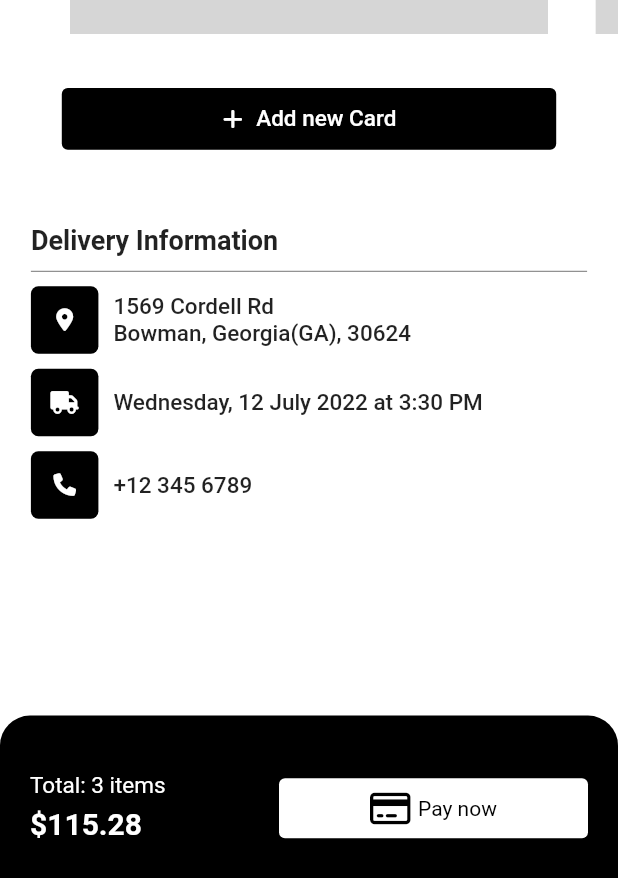
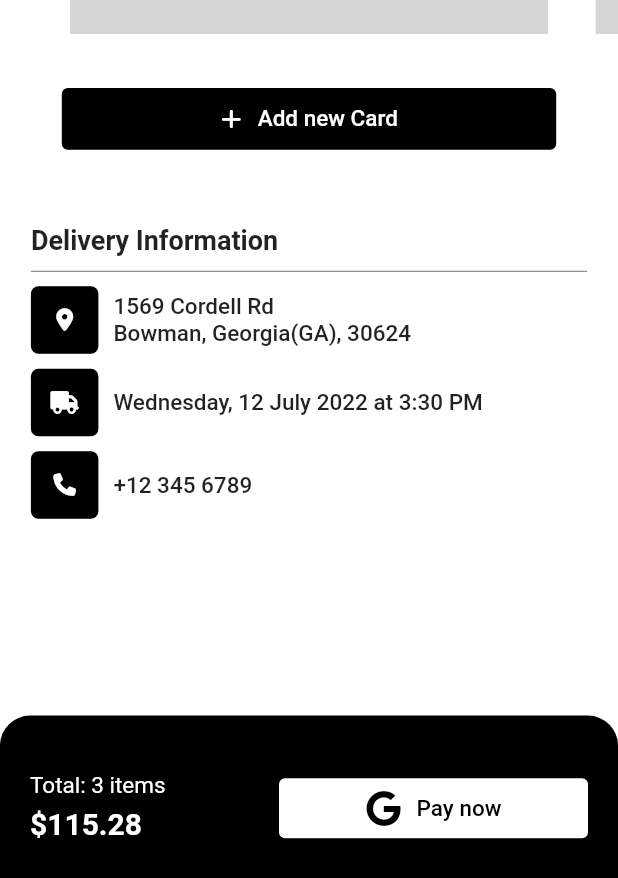
Before and after one commit to josmarsmp/stripe-payments-app, a Flutter app: the screen it shows after launch, on a phone screen of 412 x 824 dp. Shown: the part 335-1213 px from the top of the screen. Run offline on Flutter 3.47's test engine with Material 2 defaults, Android fonts, the phone set to English and light mode, and no system bars; drawn by our look-alikes of flutter_credit_card; our stand-ins replace animate_do, font_awesome_flutter; grey boxes are pictures that could not be loaded.

Commit message:
Refactor code, using custom buttons and constant colors

```diff
--- a/lib/data/credit_cards.dart
+++ b/lib/data/credit_cards.dart
@@ -1,4 +1,4 @@
-import 'package:stripe_app/models/creadit_card_model.dart';
+import 'package:stripe_app/models/credit_card_model.dart';
 
 final List<CreditCardModelCustom> creditCards = <CreditCardModelCustom>[
     CreditCardModelCustom(
--- a/lib/helpers/show_dialog.dart
+++ b/lib/helpers/show_dialog.dart
@@ -1,7 +1,7 @@
 part of 'helpers.dart';
 
-showCustomDialog(
-    {required BuildContext context, required Icon icon, required String title, required String message}) {
+void showCustomDialog(
+    {required BuildContext context, required Icon icon, required String title, required String message, Widget? buttonIcon, required VoidCallback onButtonPressed}) {
   showDialog(
       context: context,
       barrierColor: Colors.black38,
@@ -10,6 +10,8 @@ showCustomDialog(
                 title: title,
                 message: message,
                 icon: icon,
+                buttonIcon: buttonIcon,
+                onButtonPressed: onButtonPressed,
             )
           ));
 }
--- a/lib/pages/credit_card.dart
+++ b/lib/pages/credit_card.dart
@@ -1,7 +1,7 @@
 import 'package:flutter/material.dart';
 import 'package:flutter_credit_card/credit_card_widget.dart';
 
-import '../models/creadit_card_model.dart';
+import '../models/credit_card_model.dart';
 import '../widgets/home/resume_widget.dart';
 
 class CreditCardPage extends StatelessWidget {
--- a/lib/pages/home_page.dart
+++ b/lib/pages/home_page.dart
@@ -3,8 +3,10 @@ import 'package:flutter_credit_card/flutter_credit_card.dart';
 import 'package:font_awesome_flutter/font_awesome_flutter.dart';
 import 'package:stripe_app/data/credit_cards.dart';
 import 'package:stripe_app/helpers/helpers.dart';
-import 'package:stripe_app/models/creadit_card_model.dart';
+import 'package:stripe_app/models/credit_card_model.dart';
 import 'package:stripe_app/pages/credit_card.dart';
+import 'package:stripe_app/theme/constants.dart';
+import 'package:stripe_app/widgets/shared/custom_button.dart';
 
 import '../widgets/home/delivery_information.dart';
 import '../widgets/home/resume_widget.dart';
@@ -14,9 +16,8 @@ class HomePage extends StatelessWidget {
 
   @override
   Widget build(BuildContext context) {
-    final Size size = MediaQuery.of(context).size;
-    final double buttonHeight = size.height * 0.05;
-    final double buttonWidth = size.width * 0.8;
+    final double buttonHeight = getHeightByPercent(context, 5);
+    final double buttonWidth = getWidthByPercent(context, 80);
 
     return Scaffold(
         appBar: AppBar(title: const Text('Payment Method'), actions: <Widget>[
@@ -30,8 +31,8 @@ class HomePage extends StatelessWidget {
         body: Column(
           children: [
             SizedBox(
-              width: size.width,
-              height: size.height * 0.25,
+              width: getWidthByPercent(context, 100),
+              height: getHeightByPercent(context, 25),
               child: PageView.builder(
                   controller: PageController(
                     viewportFraction: 0.85,
@@ -67,27 +68,21 @@ class HomePage extends StatelessWidget {
             SizedBox(
               width: buttonWidth,
               height: buttonHeight,
-              child: TextButton.icon(
-                  style: ButtonStyle(
-                      backgroundColor: MaterialStateProperty.all(Colors.black),
-                      elevation: MaterialStateProperty.all(0),
-                      overlayColor: MaterialStateProperty.all(
-                          Colors.white.withAlpha(10))),
-                  onPressed: () => showCustomDialog(
-                    context: context,
-                    icon: const Icon(FontAwesomeIcons.faceSmile),
-                    title: 'Todo correcto',
-                    message: 'Tarjeta agregada correctamente'
-                  ),
-                  label: const Text(
-                    'Add new Card',
-                    style: TextStyle(fontSize: 15, color: Colors.white),
-                  ),
-                  icon: const Icon(
-                    FontAwesomeIcons.plus,
-                    color: Colors.white,
-                    size: 15,
-                  )),
+              child: CustomButton(
+                text: 'Add new Card',
+                icon: const Icon(
+                  FontAwesomeIcons.plus,
+                  color: Colors.white,
+                  size: 15,
+                ),
+                onPressed: () => showCustomDialog(
+                  context: context,
+                  icon: const Icon(FontAwesomeIcons.faceSmile, size: 40,),
+                  title: 'Todo correcto',
+                  message: 'Tarjeta agregada correctamente',
+                  onButtonPressed: () => Navigator.of(context).pop()
+                ),
+              ),
             ),
             const DeliveryInformation(),
             const Spacer(),
--- a/lib/theme/constants.dart
+++ b/lib/theme/constants.dart
@@ -1,7 +1,7 @@
 import 'package:flutter/material.dart';
 
 const Color stripeAppPrimaryColor = Colors.black;
-const Color stripeSecondaryColor = Colors.white;
+const Color stripeAppSecondaryColor = Colors.white;
 const Color stripeAppGreyColor = Color.fromARGB(255, 87, 87, 87);
 
 const TextStyle stripeAppDialogTitleStyle =
--- a/lib/widgets/home/custom_pay_button_widget.dart
+++ b/lib/widgets/home/custom_pay_button_widget.dart
@@ -2,50 +2,48 @@ import 'dart:io';
 
 import 'package:flutter/material.dart';
 import 'package:font_awesome_flutter/font_awesome_flutter.dart';
+import 'package:stripe_app/theme/constants.dart';
+import 'package:stripe_app/widgets/shared/custom_button.dart';
+
+import '../../helpers/helpers.dart';
 
 class BtnPay extends StatelessWidget {
   const BtnPay({super.key});
 
   @override
   Widget build(BuildContext context) {
-    return true
+    return false
         ? buildCreditCardPayButton(context)
         : buildAppleAndGooglePayButton(context);
   }
 
   Widget buildCreditCardPayButton(BuildContext context) {
-    final Size size = MediaQuery.of(context).size;
 
     return SizedBox(
-      width: size.width * 0.5,
-      child: TextButton.icon(
-          onPressed: () => {},
-          icon: const Icon(FontAwesomeIcons.creditCard),
-          style: TextButton.styleFrom(
-              elevation: 0,
-              backgroundColor: Colors.white,
-              foregroundColor: Colors.black,
-              textStyle: const TextStyle(color: Colors.black)),
-          label: const Text('Pay now')),
+      width: getWidthByPercent(context, 50),
+      child: CustomButton(
+        backgroundColor: stripeAppSecondaryColor,
+        text: 'Pay now',
+        textColor: stripeAppPrimaryColor,
+        onPressed: () => {},
+        icon: const Icon(FontAwesomeIcons.creditCard)
+      ),
     );
   }
 
   Widget buildAppleAndGooglePayButton(BuildContext context) {
-    final Size size = MediaQuery.of(context).size;
 
     return SizedBox(
-      width: size.width * 0.5,
-      child: TextButton.icon(
-          onPressed: () => {},
-          icon: Icon(Platform.isIOS
+      width: getWidthByPercent(context, 50),
+      child: CustomButton(
+        backgroundColor: stripeAppSecondaryColor,
+        text: 'Pay now',
+        textColor: stripeAppPrimaryColor,
+        onPressed: () => {},
+        icon: Icon(Platform.isIOS
               ? FontAwesomeIcons.apple
-              : FontAwesomeIcons.google),
-          style: TextButton.styleFrom(
-              elevation: 0,
-              backgroundColor: Colors.white,
-              foregroundColor: Colors.black,
-              textStyle: const TextStyle(color: Colors.black)),
-          label: const Text('Pay now')),
+              : FontAwesomeIcons.google)
+      ),
     );
   }
 }
--- a/lib/widgets/home/resume_widget.dart
+++ b/lib/widgets/home/resume_widget.dart
@@ -1,5 +1,6 @@
 import 'package:flutter/material.dart';
 
+import '../../helpers/helpers.dart';
 import 'custom_pay_button_widget.dart';
 
 class Resume extends StatelessWidget {
@@ -9,11 +10,10 @@ class Resume extends StatelessWidget {
 
   @override
   Widget build(BuildContext context) {
-    final Size size = MediaQuery.of(context).size;
 
     return Container(
-      width: size.width,
-      height: size.height * 0.15,
+      width: getWidthByPercent(context, 100),
+      height: getHeightByPercent(context, 15),
       padding: const EdgeInsets.symmetric(horizontal: 20),
       decoration: const BoxDecoration(
           color: Colors.black,
--- a/lib/widgets/shared/custom_button.dart
+++ b/lib/widgets/shared/custom_button.dart
@@ -1,28 +1,34 @@
 import 'package:flutter/material.dart';
+import 'package:stripe_app/theme/constants.dart';
 
 class CustomButton extends StatelessWidget {
-  const CustomButton({super.key, required this.backgroundColor, required this.text, required this.textColor, required this.onPressed, required this.icon});
+  const CustomButton({super.key, required this.text, required this.onPressed, this.backgroundColor = stripeAppPrimaryColor, this.textColor = stripeAppSecondaryColor, this.icon});
 
-  final Color backgroundColor;
   final String text;
-  final Color textColor;
   final VoidCallback onPressed;
-  final Icon icon;
+  final Color? backgroundColor;
+  final Color? textColor;
+  final Widget? icon;
 
   @override
   Widget build(BuildContext context) {
-    return TextButton.icon(
+    return TextButton(
       style: TextButton.styleFrom(
         elevation: 0,
         backgroundColor: backgroundColor,
-        foregroundColor: Colors.black,
-        textStyle: TextStyle(color: textColor)),
-        onPressed: () => {},
-        label: Text(
-          text,
-          style: const TextStyle(fontSize: 15, color: Colors.white),
+        foregroundColor: textColor),
+        onPressed: onPressed,
+        child: Row(
+          mainAxisAlignment: MainAxisAlignment.center,
+          children: [
+            if( icon != null ) icon!,
+            if( icon != null ) const SizedBox( width: 10),
+            Text(
+              text,
+              style: TextStyle(fontSize: 15, color: textColor),
+            ),
+          ],
         ),
-        icon: icon
       );
   }
 }
```
Also changed, not shown: lib/widgets/shared/custom_dialog_widget.dart (+15 -10 lines), lib/models/credit_card_model.dart (renamed from lib/models/creadit_card_model.dart).
